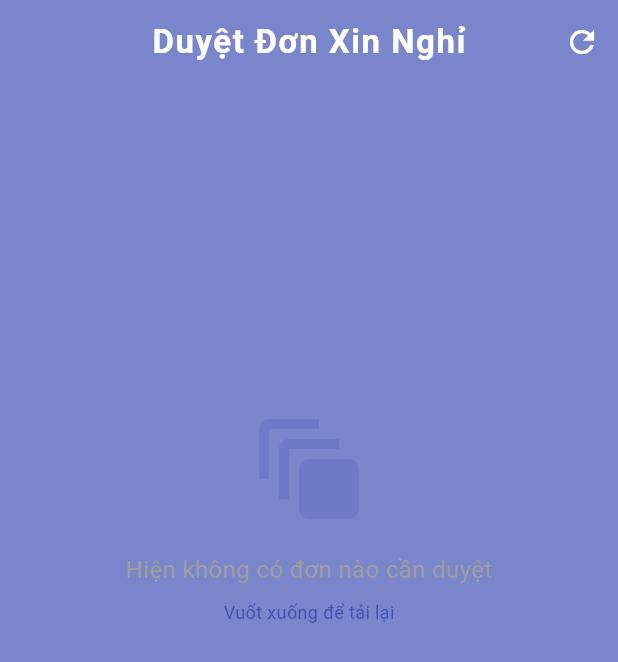
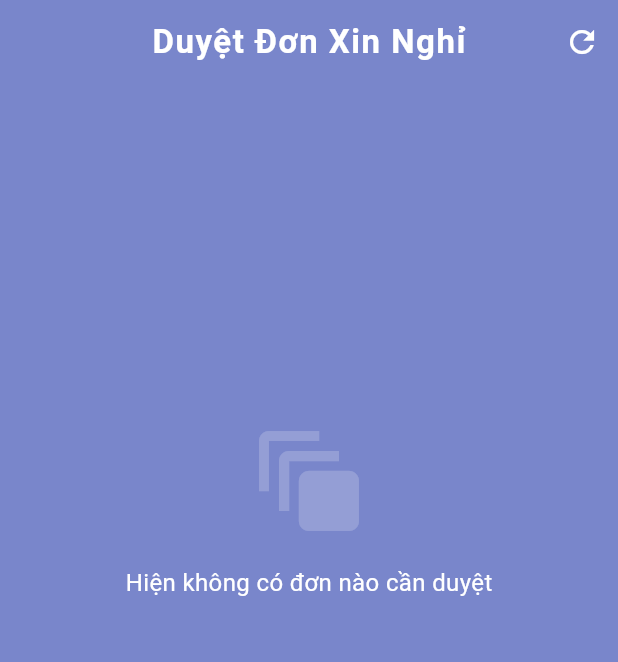
Before and after one commit to duongdaica45/tttn_fontend, a Flutter app: the HomePage screen opened directly, on a phone screen of 412 x 824 dp. Shown: the top 662 px of the screen. Run offline on Flutter 3.47's test engine with Material 3 defaults, Android fonts, the phone set to English and light mode, and no system bars; network calls fail.

Commit message:
add last

```diff
--- a/lib/admin/admin_duyetdon.dart
+++ b/lib/admin/admin_duyetdon.dart
@@ -131,18 +131,15 @@ class _HomePageState extends State<HomePage> {
             Icon(
               Icons.auto_awesome_motion,
               size: 80,
-              color: Colors.indigo.withOpacity(0.2),
+              color: Colors.white.withOpacity(0.2),
             ),
             const SizedBox(height: 16),
             const Text(
               "Hiện không có đơn nào cần duyệt",
-              style: TextStyle(color: Colors.grey, fontSize: 16),
+              style: TextStyle(color: Colors.white, fontSize: 16),
             ),
             const SizedBox(height: 8),
-            const Text(
-              "Vuốt xuống để tải lại",
-              style: TextStyle(color: Colors.indigo, fontSize: 12),
-            ),
+
           ],
         ),
       ),
```
